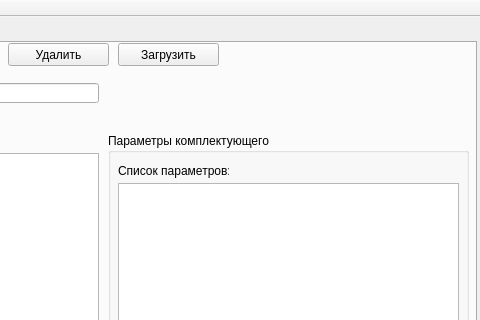
This is components/components_src/mainwindow.ui in tom235/mdp-treeproject as Qt 5 draws it before an edit; both pictures show x 214 to 694 and y 0 to 320 of the 694 by 467 pixel window. The edited form follows.
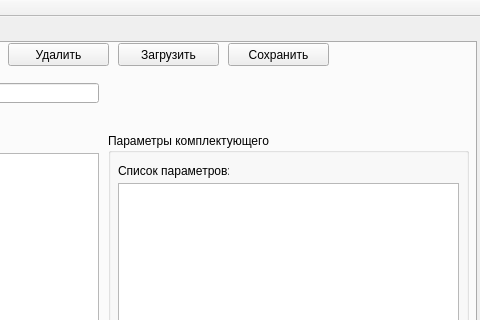
This is the edited form.

Commit message: Update gui 1)MainWindow 2)Add/Edit component dialog

The edit to the form file:
```diff
--- a/components/components_src/mainwindow.ui
+++ b/components/components_src/mainwindow.ui
@@ -200,6 +200,19 @@
        </property>
       </widget>
      </widget>
+     <widget class="QPushButton" name="pushButton_5">
+      <property name="geometry">
+       <rect>
+        <x>440</x>
+        <y>0</y>
+        <width>101</width>
+        <height>23</height>
+       </rect>
+      </property>
+      <property name="text">
+       <string>Сохранить</string>
+      </property>
+     </widget>
     </widget>
     <widget class="QWidget" name="tab_2">
      <attribute name="title">
```
The commit also changes 7 other files.
